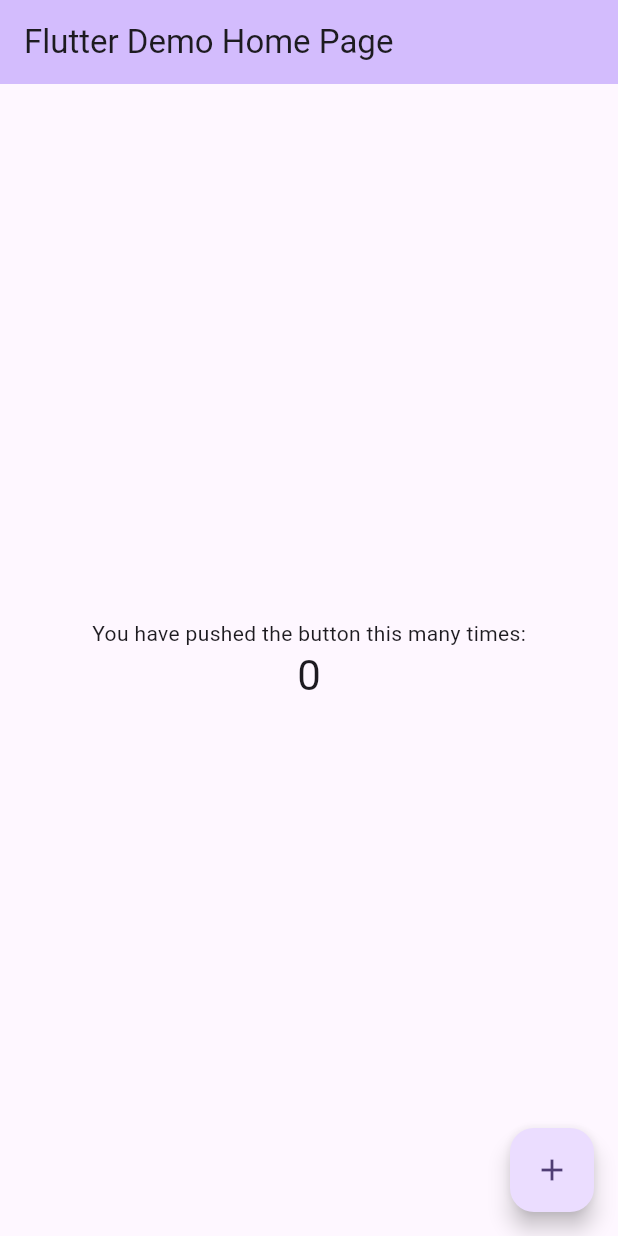
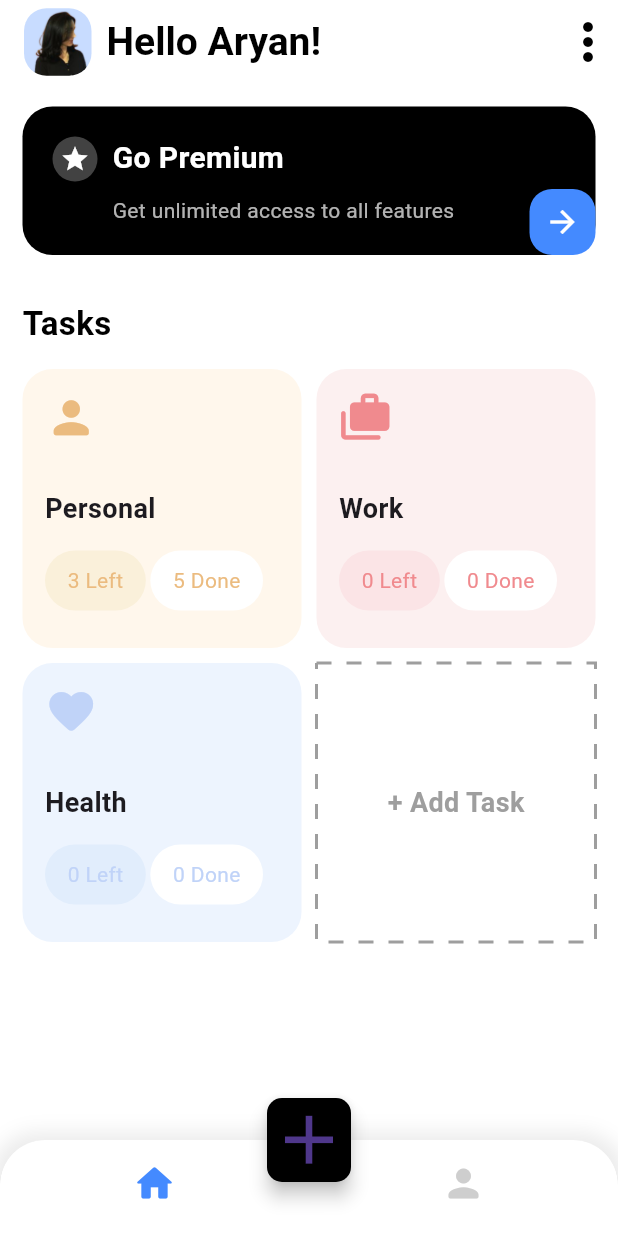
Before and after one commit to CSI-Trainees-25/aryankumarshukla_2413224_apptask1, a Flutter app: the screen it shows after launch, on a phone screen of 412 x 824 dp. Run offline on Flutter 3.47's test engine with Material 3 defaults, Android fonts, the phone set to English and light mode, and no system bars; drawn by our look-alikes of dotted_border.

Commit message:
complete home page

```diff
--- /dev/null
+++ b/lib/constants/colors.dart
@@ -0,0 +1,13 @@
+import 'package:flutter/material.dart';
+
+const Color kYellowLight = Color(0xFFFFF7EC);
+const Color kYellow = Color(0xFFFAF0DA);
+const Color kYellowDark = Color(0xFFEBBB7F);
+
+const Color kRedLight = Color(0xFFFCF0F0);
+const Color kRed = Color(0xFFFBE4E6);
+const Color kRedDark = Color(0xFFF08A8E);
+
+const Color kBlueLight = Color(0xFFEDF4FE);
+const Color kBlue = Color(0xFFE1EDFC);
+const Color kBlueDark = Color(0xFFC0D3F8);
--- a/lib/main.dart
+++ b/lib/main.dart
@@ -1,4 +1,6 @@
 import 'package:flutter/material.dart';
+import 'package:flutter/services.dart';
+import 'package:to_do_app/screens/home/home.dart';
 
 void main() {
   runApp(const MyApp());
@@ -10,113 +12,15 @@ class MyApp extends StatelessWidget {
   // This widget is the root of your application.
   @override
   Widget build(BuildContext context) {
+    SystemChrome.setSystemUIOverlayStyle(
+      const SystemUiOverlayStyle(
+        statusBarColor: Colors.transparent,
+      ),
+    );
     return MaterialApp(
-      title: 'Flutter Demo',
-      theme: ThemeData(
-        // This is the theme of your application.
-        //
-        // TRY THIS: Try running your application with "flutter run". You'll see
-        // the application has a purple toolbar. Then, without quitting the app,
-        // try changing the seedColor in the colorScheme below to Colors.green
-        // and then invoke "hot reload" (save your changes or press the "hot
-        // reload" button in a Flutter-supported IDE, or press "r" if you used
-        // the command line to start the app).
-        //
-        // Notice that the counter didn't reset back to zero; the application
-        // state is not lost during the reload. To reset the state, use hot
-        // restart instead.
-        //
-        // This works for code too, not just values: Most code changes can be
-        // tested with just a hot reload.
-        colorScheme: ColorScheme.fromSeed(seedColor: Colors.deepPurple),
-      ),
-      home: const MyHomePage(title: 'Flutter Demo Home Page'),
+      debugShowCheckedModeBanner: false,
+      title: 'TODO App',
+      home: HomePage(),
     );
   }
 }
-
-class MyHomePage extends StatefulWidget {
-  const MyHomePage({super.key, required this.title});
-
-  // This widget is the home page of your application. It is stateful, meaning
-  // that it has a State object (defined below) that contains fields that affect
-  // how it looks.
-
-  // This class is the configuration for the state. It holds the values (in this
-  // case the title) provided by the parent (in this case the App widget) and
-  // used by the build method of the State. Fields in a Widget subclass are
-  // always marked "final".
-
-  final String title;
-
-  @override
-  State<MyHomePage> createState() => _MyHomePageState();
-}
-
-class _MyHomePageState extends State<MyHomePage> {
-  int _counter = 0;
-
-  void _incrementCounter() {
-    setState(() {
-      // This call to setState tells the Flutter framework that something has
-      // changed in this State, which causes it to rerun the build method below
-      // so that the display can reflect the updated values. If we changed
-      // _counter without calling setState(), then the build method would not be
-      // called again, and so nothing would appear to happen.
-      _counter++;
-    });
-  }
-
-  @override
-  Widget build(BuildContext context) {
-    // This method is rerun every time setState is called, for instance as done
-    // by the _incrementCounter method above.
-    //
-    // The Flutter framework has been optimized to make rerunning build methods
-    // fast, so that you can just rebuild anything that needs updating rather
-    // than having to individually change instances of widgets.
-    return Scaffold(
-      appBar: AppBar(
-        // TRY THIS: Try changing the color here to a specific color (to
-        // Colors.amber, perhaps?) and trigger a hot reload to see the AppBar
-        // change color while the other colors stay the same.
-        backgroundColor: Theme.of(context).colorScheme.inversePrimary,
-        // Here we take the value from the MyHomePage object that was created by
-        // the App.build method, and use it to set our appbar title.
-        title: Text(widget.title),
-      ),
-      body: Center(
-        // Center is a layout widget. It takes a single child and positions it
-        // in the middle of the parent.
-        child: Column(
-          // Column is also a layout widget. It takes a list of children and
-          // arranges them vertically. By default, it sizes itself to fit its
-          // children horizontally, and tries to be as tall as its parent.
-          //
-          // Column has various properties to control how it sizes itself and
-          // how it positions its children. Here we use mainAxisAlignment to
-          // center the children vertically; the main axis here is the vertical
-          // axis because Columns are vertical (the cross axis would be
-          // horizontal).
-          //
-          // TRY THIS: Invoke "debug painting" (choose the "Toggle Debug Paint"
-          // action in the IDE, or press "p" in the console), to see the
-          // wireframe for each widget.
-          mainAxisAlignment: MainAxisAlignment.center,
-          children: <Widget>[
-            const Text('You have pushed the button this many times:'),
-            Text(
-              '$_counter',
-              style: Theme.of(context).textTheme.headlineMedium,
-            ),
-          ],
-        ),
-      ),
-      floatingActionButton: FloatingActionButton(
-        onPressed: _incrementCounter,
-        tooltip: 'Increment',
-        child: const Icon(Icons.add),
-      ), // This trailing comma makes auto-formatting nicer for build methods.
-    );
-  }
-}
--- /dev/null
+++ b/lib/modals/task.dart
@@ -0,0 +1,56 @@
+import 'package:flutter/material.dart';
+import 'package:to_do_app/constants/colors.dart';
+import 'package:to_do_app/screens/home/widget/tasks.dart';
+
+class Task {
+  IconData? iconData;
+  String? title;
+  Color? bgcolor;
+  Color? iconColor;
+  Color? btncolor;
+  num? left;
+  num? done;
+  bool? isLast;
+  Task({
+    this.iconData,
+    this.title,
+    this.bgcolor,
+    this.iconColor,
+    this.btncolor,
+    this.left,
+    this.done,
+    this.isLast = false
+    });
+  static List<Task> generateTasks() {
+  return [
+    Task(
+    iconData: Icons.person_rounded,
+    title: 'Personal',
+    bgcolor: kYellowLight,
+    iconColor: kYellowDark,
+    btncolor: kYellow,
+    left:3,
+    done:5,
+    ),
+    Task(
+    iconData: Icons.cases_rounded,
+    title: 'Work',
+    bgcolor: kRedLight,
+    iconColor: kRedDark,
+    btncolor: kRed,
+    left:0,
+    done:0,
+    ),
+    Task(
+    iconData: Icons.favorite_rounded,
+    title: 'Health',
+    bgcolor: kBlueLight,
+    iconColor: kBlueDark,
+    btncolor: kBlue,
+    left:0,
+    done:0,
+    ),
+    Task(isLast: true)
+  ];
+}
+}
--- /dev/null
+++ b/lib/screens/home/home.dart
@@ -0,0 +1,129 @@
+import 'package:flutter/material.dart';
+import 'package:flutter/widgets.dart';
+import 'package:to_do_app/screens/home/widget/go_premium.dart';
+import 'package:to_do_app/screens/home/widget/tasks.dart';
+
+class HomePage extends StatelessWidget {
+
+
+
+  @override
+  Widget build(BuildContext context) {
+    return Scaffold(
+      backgroundColor: Colors.white,
+      appBar: _buildAppBar(),
+        body: Column(
+          crossAxisAlignment: CrossAxisAlignment.start,
+          children: [
+            GoPremium(),
+          Container(
+            padding: EdgeInsets.all(15),
+            child: Text(
+              'Tasks',
+              style: TextStyle(
+                color: Colors.black,
+                fontSize: 22,
+                fontWeight: FontWeight.bold,
+              ),
+            ),
+          ),
+          Expanded(
+            child:Tasks(),
+          )
+          ],
+        ),
+        bottomNavigationBar: _buildBottomNavigationBar(),
+        floatingActionButtonLocation:FloatingActionButtonLocation.centerDocked ,
+        floatingActionButton:FloatingActionButton(
+          shape: RoundedRectangleBorder(
+            borderRadius: BorderRadius.circular(10),
+          ),
+          elevation: 5,
+          backgroundColor:  Colors.black,
+          onPressed: (){},
+          child: Icon(Icons.add,
+          size:55),
+          ) ,
+      );
+  }
+  Widget _buildBottomNavigationBar(){
+    return Container(
+     decoration: BoxDecoration(
+      borderRadius: BorderRadius.only(
+        topLeft: Radius.circular(30),
+        topRight: Radius.circular(30),
+      ),
+      boxShadow: [
+        BoxShadow(
+        color: Colors.grey.withValues(alpha: 0.2),
+        spreadRadius: 5,
+        blurRadius: 10,
+        )
+      ]
+     ),
+     child: ClipRRect(
+       borderRadius:BorderRadius.only(
+        topLeft: Radius.circular(30),
+        topRight: Radius.circular(30),
+      ),
+      child:  BottomNavigationBar(
+        backgroundColor: Colors.white,
+        showSelectedLabels: false,
+        showUnselectedLabels: false,
+        selectedItemColor: Colors.blueAccent,
+        unselectedItemColor:Colors.grey.withValues(alpha: 0.5),
+        items: [
+        BottomNavigationBarItem(
+          icon: Icon(Icons.home_rounded, size:30),
+          label: '  Home',
+        ),
+        BottomNavigationBarItem(
+          icon: Icon(Icons.person_rounded, size:30),
+          label: 'Person',
+        ),
+        // BottomNavigationBarItem(
+        //   icon: Icon(Icons.settings_rounded, size:30),
+        //   label: '',
+        // ),
+
+      ],
+      ),
+     )
+    );
+  }
+
+  AppBar _buildAppBar() {
+    return AppBar(
+      backgroundColor: Colors.white,
+      elevation: 0,
+      title:Row(
+        children: [
+          Container(
+            height: 45,
+            width: 45,
+           // margin: EdgeInsets.only(left: 15),
+            child: ClipRRect(
+              borderRadius: BorderRadius.circular(15),
+              child: Image.asset('assets/images/avatar.jpg', ),
+            ),
+          ),
+          SizedBox(width: 10),
+          Text(
+            'Hello Aryan!',
+            style: TextStyle(
+              color: Colors.black,
+              fontSize: 26,
+              fontWeight: FontWeight.bold,
+            ),
+          ),
+        ],
+      ),
+      actions: [
+         Icon(
+            Icons.more_vert,
+            color: Colors.black,
+            size: 40),
+      ],
+    );
+  }
+}
--- /dev/null
+++ b/lib/screens/home/widget/go_premium.dart
@@ -0,0 +1,74 @@
+import 'package:flutter/cupertino.dart';
+import 'package:flutter/material.dart';
+class GoPremium extends StatelessWidget {
+  @override
+  Widget build(BuildContext context) {
+    return Container(
+      child: Stack(
+        children: [
+          Container(
+            margin: EdgeInsets.all(15),
+            padding: EdgeInsets.all(20),
+            decoration: BoxDecoration(
+             color: Colors.black,
+              borderRadius: BorderRadius.circular(20)),
+              child: Row(
+                crossAxisAlignment: CrossAxisAlignment.start,
+                children: [
+                 Container(
+                  padding: EdgeInsets.all(5),
+                  decoration: BoxDecoration(
+                    color: Colors.grey[800],
+                    shape: BoxShape.circle,
+                  ),
+                  child: Icon(
+                    Icons.star,
+                    color: Colors.white,
+                    size: 20,
+                  ),
+                 ),
+                 SizedBox(width: 10),
+                 Column(
+                  crossAxisAlignment: CrossAxisAlignment.start,
+                  children: [
+                    Text(
+                      'Go Premium',
+                      style: TextStyle(
+                        color: Colors.white,
+                        fontSize: 20,
+                        fontWeight: FontWeight.bold,
+                      ),
+                    ),
+                    SizedBox(height: 10),
+                    Text(
+                      'Get unlimited access to all features',
+                      style: TextStyle(
+                        color: Colors.white70,
+                        fontSize: 14,
+                      ),
+                    ),
+                  ],
+                 )
+                ],
+              ),
+          ),
+          Positioned(
+            bottom: 15,
+            right: 15,
+            child: Container(
+              padding: EdgeInsets.all(10),
+              decoration: BoxDecoration(
+                color: Colors.blueAccent,
+                borderRadius: BorderRadius.circular(15),
+              ),
+              child:Icon(
+                Icons.arrow_forward,
+                color: Colors.white,
+              ),
+          ),
+        ),
+        ],
+      ),
+    );
+  }
+}
--- /dev/null
+++ b/lib/screens/home/widget/tasks.dart
@@ -0,0 +1,96 @@
+
+
+import 'package:flutter/material.dart';
+import 'package:to_do_app/modals/task.dart';
+import 'package:dotted_border/dotted_border.dart';
+
+class Tasks extends StatelessWidget {
+  final tasksList = Task.generateTasks();
+
+  @override
+  Widget build(BuildContext context) {
+    return Container(
+      padding: EdgeInsets.symmetric(horizontal: 15),
+      child: GridView.builder(
+        itemCount: tasksList.length,
+        gridDelegate: SliverGridDelegateWithFixedCrossAxisCount(
+          crossAxisCount: 2,
+          mainAxisSpacing: 10,
+          crossAxisSpacing: 10),
+         itemBuilder: (context, index) =>
+         (tasksList[index].isLast == true) ? _buildAddTask() : _buildTask(context, tasksList[index]),
+         ),
+
+      );
+  }
+Widget _buildAddTask(){
+    return DottedBorder(
+ // borderType: BorderType.RRect,
+ // radius: Radius.circular(20),
+  options: RectDottedBorderOptions(
+    color: Colors.grey,
+    dashPattern: [10, 10],
+    strokeWidth: 2,
+    padding: EdgeInsets.all(16),
+  ),
+      child: Center(
+    child: Text('+ Add Task',
+    style: TextStyle(
+      fontSize: 18,
+      fontWeight: FontWeight.bold,
+      color: Colors.grey,
+    ),
+    ),
+    ),
+  );
+}
+Widget _buildTask(BuildContext context, Task task){
+  return Container(
+    padding: EdgeInsets.all(15),
+    decoration: BoxDecoration(
+      color: task.bgcolor,
+      borderRadius: BorderRadius.circular(20),
+    ),
+    child: Column(
+      crossAxisAlignment: CrossAxisAlignment.start,
+      children: [
+        Icon(
+            task.iconData,
+            color: task.iconColor,
+            size: 35,
+          ),
+
+        SizedBox(height: 30),
+        Text(
+          task.title!,
+          style: TextStyle(
+            fontSize: 18,
+            fontWeight: FontWeight.bold,
+        ),
+        ),
+        SizedBox(height: 15),
+        Row(
+          children: [
+            _buildTaskStatus(task.btncolor!, task.iconColor!, '${task.left} Left'),
+            SizedBox(width: 3),
+            _buildTaskStatus(Colors.white,task.iconColor!, '${task.done} Done'),
+          ],
+        )
+      ],
+    ),
+  );
+ }
+ Widget _buildTaskStatus(Color bgcolor,Color txcolor, String text){
+    return Container(
+      padding: EdgeInsets.symmetric(horizontal: 15, vertical: 10),
+      decoration: BoxDecoration(
+        color: bgcolor,
+        borderRadius: BorderRadius.circular(20)
+      ),
+      child: Text(text,
+      style: TextStyle(
+        color: txcolor,),
+      ),
+    );
+ }
+}
```
Also changed, not shown: pubspec.yaml (+4 -3 lines), assets/images/avatar.jpg (added), pubspec.lock.
